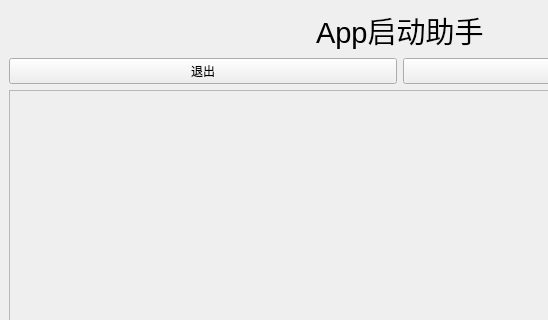
Old version of the form mainwindow.ui in the repository mhduiy/AppRunTool; both pictures show x 0 to 548 and y 0 to 320 of the 800 by 600 pixel window.
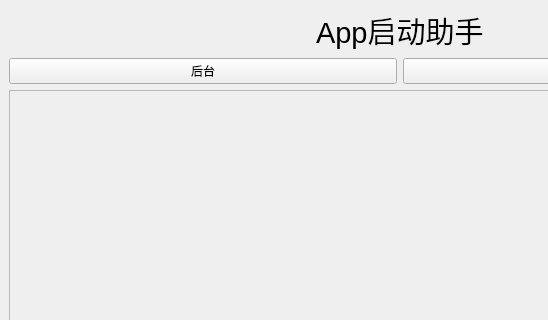
New version of the form.

What changed in the file:
```diff
--- a/mainwindow.ui
+++ b/mainwindow.ui
@@ -62,7 +62,7 @@
       <item>
        <widget class="QPushButton" name="btn_exit">
         <property name="text">
-         <string>退出</string>
+         <string>后台</string>
         </property>
        </widget>
       </item>
```
